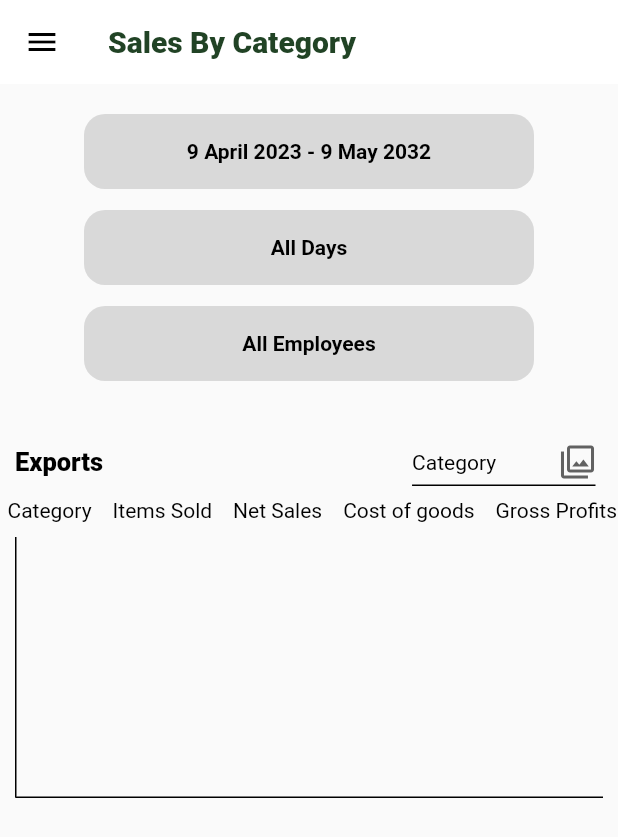
After one commit to fwdAndroid/loyverse, a Flutter app: the SalesByCategory screen opened directly, on a phone screen of 412 x 824 dp. The commit adds this screen. Shown: the top 837 px of the screen. Run offline on Flutter 3.47's test engine with Material 2 defaults, Android fonts, the phone set to English and light mode, and no system bars; drawn by our look-alikes of fl_chart.

Commit message:
Category Done

```diff
--- /dev/null
+++ b/lib/dashbaord/sales/sales_by_category.dart
@@ -0,0 +1,326 @@
+import 'package:fl_chart/fl_chart.dart';
+import 'package:flutter/material.dart';
+import 'package:flutter/src/widgets/framework.dart';
+import 'package:flutter/src/widgets/placeholder.dart';
+import 'package:loyverse/widgets/my_drawer.dart';
+
+class SalesByCategory extends StatefulWidget {
+  const SalesByCategory({super.key});
+
+  @override
+  State<SalesByCategory> createState() => _SalesByCategoryState();
+}
+
+class _SalesByCategoryState extends State<SalesByCategory> {
+  List<String> barlist = <String>['Area', 'Bar'];
+  List<String> hrsList = <String>[
+    'Hours',
+    'Days',
+    'Weeks',
+    "Months",
+    "Quaters",
+    "Years"
+  ];
+  List<String> exportList = <String>[
+    'Gross Sales',
+    'Refunds',
+    'Discounts',
+    "Net Sales",
+    "Cost of goods",
+    "Margin",
+    "Taxes",
+  ];
+
+  List<String> displayList = <String>[
+    'Category',
+    "Items Sold",
+    "Gross Sales",
+    "Items Refunded",
+    "Refunds",
+    "Discounts",
+    "Net Sales",
+    "Cost of goods",
+    "Gross Profits",
+    "Margin",
+    "Taxes"
+  ];
+
+  String dropdownValue = "Area";
+  String dropdown = "Hours";
+  String drop = "Gross Sales";
+  String items = "Category";
+
+  @override
+  Widget build(BuildContext context) {
+    return Scaffold(
+      appBar: AppBar(
+        iconTheme: IconThemeData(color: Colors.black),
+        title: Text(
+          "Sales By Category",
+          style: TextStyle(
+              color: Color(0xff214325),
+              fontSize: 20,
+              fontWeight: FontWeight.w800),
+        ),
+        elevation: 0,
+        backgroundColor: Colors.white,
+      ),
+      drawer: MyDrawer(),
+      body: SingleChildScrollView(
+        child: Column(
+          crossAxisAlignment: CrossAxisAlignment.start,
+          children: [
+            SizedBox(
+              height: 20,
+            ),
+            Center(
+              child: Container(
+                decoration: BoxDecoration(
+                    color: Color(0xffD9D9D9),
+                    borderRadius: BorderRadius.circular(14)),
+                width: 300,
+                height: 50,
+                child: Center(
+                  child: Text(
+                    "9 April 2023 - 9 May 2032",
+                    style: TextStyle(
+                        fontSize: 14,
+                        color: Colors.black,
+                        fontWeight: FontWeight.w600),
+                    textAlign: TextAlign.center,
+                  ),
+                ),
+              ),
+            ),
+            SizedBox(
+              height: 14,
+            ),
+            Center(
+              child: Container(
+                decoration: BoxDecoration(
+                    color: Color(0xffD9D9D9),
+                    borderRadius: BorderRadius.circular(14)),
+                width: 300,
+                height: 50,
+                child: Center(
+                  child: Text(
+                    "All Days",
+                    style: TextStyle(
+                        fontSize: 14,
+                        color: Colors.black,
+                        fontWeight: FontWeight.w600),
+                    textAlign: TextAlign.center,
+                  ),
+                ),
+              ),
+            ),
+            SizedBox(
+              height: 14,
+            ),
+            Center(
+              child: Container(
+                decoration: BoxDecoration(
+                    color: Color(0xffD9D9D9),
+                    borderRadius: BorderRadius.circular(14)),
+                width: 300,
+                height: 50,
+                child: Center(
+                  child: Text(
+                    "All Employees",
+                    style: TextStyle(
+                        fontSize: 14,
+                        color: Colors.black,
+                        fontWeight: FontWeight.w600),
+                    textAlign: TextAlign.center,
+                  ),
+                ),
+              ),
+            ),
+            SizedBox(
+              height: 20,
+            ),
+            Container(
+              margin: EdgeInsets.only(left: 10, right: 10, top: 10),
+              child: Row(
+                children: [
+                  Text(
+                    "Exports",
+                    style: TextStyle(
+                        color: Colors.black,
+                        fontSize: 17,
+                        fontWeight: FontWeight.w900),
+                  ),
+                  Spacer(),
+                  DropdownButton<String>(
+                    value: items,
+                    icon: const Icon(Icons.filter),
+                    elevation: 0,
+                    style: const TextStyle(color: Colors.black),
+                    underline: Container(
+                      height: 1,
+                      color: Colors.black,
+                    ),
+                    onChanged: (String? value) {
+                      // This is called when the user selects an item.
+                      setState(() {
+                        items = value!;
+                      });
+                    },
+                    items: displayList
+                        .map<DropdownMenuItem<String>>((String value) {
+                      return DropdownMenuItem<String>(
+                        value: value,
+                        child: Text(value),
+                      );
+                    }).toList(),
+                  ),
+                  SizedBox(
+                    width: 5,
+                  ),
+                ],
+              ),
+            ),
+            SingleChildScrollView(
+              scrollDirection: Axis.horizontal,
+              child: Container(
+                margin: EdgeInsets.only(left: 5, right: 5),
+                child: Row(
+                  mainAxisAlignment: MainAxisAlignment.center,
+                  children: [
+                    Column(
+                      children: [
+                        Text(
+                          "Category",
+                          style: TextStyle(
+                              color: Colors.black,
+                              fontSize: 14,
+                              fontWeight: FontWeight.w400),
+                        ),
+                      ],
+                    ),
+                    SizedBox(
+                      width: 14,
+                    ),
+                    Column(
+                      children: [
+                        Text(
+                          "Items Sold",
+                          style: TextStyle(
+                              color: Colors.black,
+                              fontSize: 14,
+                              fontWeight: FontWeight.w400),
+                        ),
+                      ],
+                    ),
+                    SizedBox(
+                      width: 14,
+                    ),
+                    Column(
+                      children: [
+                        Text(
+                          "Net Sales",
+                          style: TextStyle(
+                              color: Colors.black,
+                              fontSize: 14,
+                              fontWeight: FontWeight.w400),
+                        ),
+                      ],
+                    ),
+                    SizedBox(
+                      width: 14,
+                    ),
+                    Column(
+                      children: [
+                        Text(
+                          "Cost of goods",
+                          style: TextStyle(
+                              color: Colors.black,
+                              fontSize: 14,
+                              fontWeight: FontWeight.w400),
+                        ),
+                      ],
+                    ),
+                    SizedBox(
+                      width: 14,
+                    ),
+                    Column(
+                      children: [
+                        Text(
+                          "Gross Profits",
+                          style: TextStyle(
+                              color: Colors.black,
+                              fontSize: 14,
+                              fontWeight: FontWeight.w400),
+                        ),
+                      ],
+                    ),
+                  ],
+                ),
+              ),
+            ),
+            Container(
+              margin: EdgeInsets.only(left: 10, right: 10, top: 10),
+              child: AspectRatio(
+                aspectRatio: 2,
+                child: BarChart(
+                  BarChartData(
+                    barGroups: ([
+                      BarChartGroupData(
+                        x: 12,
+                      ),
+                      BarChartGroupData(x: 34)
+                    ]),
+                    borderData: FlBorderData(
+                        border: const Border(
+                            bottom: BorderSide(), left: BorderSide())),
+                    gridData: FlGridData(show: false),
+                    titlesData: FlTitlesData(
+                      bottomTitles: AxisTitles(sideTitles: _bottomTitles),
+                      leftTitles:
+                          AxisTitles(sideTitles: SideTitles(showTitles: false)),
+                      topTitles:
+                          AxisTitles(sideTitles: SideTitles(showTitles: false)),
+                      rightTitles:
+                          AxisTitles(sideTitles: SideTitles(showTitles: false)),
+                    ),
+                  ),
+                ),
+              ),
+            ),
+          ],
+        ),
+      ),
+    );
+  }
+
+  // List<BarChartGroupData> _chartGroups() {}
+
+  SideTitles get _bottomTitles => SideTitles(
+        showTitles: true,
+        getTitlesWidget: (value, meta) {
+          String text = '';
+          switch (value.toInt()) {
+            case 0:
+              text = 'Jan';
+              break;
+            case 2:
+              text = 'Mar';
+              break;
+            case 4:
+              text = 'May';
+              break;
+            case 6:
+              text = 'Jul';
+              break;
+            case 8:
+              text = 'Sep';
+              break;
+            case 10:
+              text = 'Nov';
+              break;
+          }
+
+          return Text(text);
+        },
+      );
+}
--- a/lib/widgets/my_drawer.dart
+++ b/lib/widgets/my_drawer.dart
@@ -6,6 +6,7 @@ import 'package:loyverse/dashbaord/inventory_supplies/inventory_history.dart';
 import 'package:loyverse/dashbaord/inventory_supplies/supply_main_screen.dart';
 import 'package:loyverse/dashbaord/productions/production_main_screen.dart';
 import 'package:loyverse/dashbaord/purchase_order/purchase_order.dart';
+import 'package:loyverse/dashbaord/sales/sales_by_category.dart';
 import 'package:loyverse/dashbaord/sales/sales_by_items.dart';
 import 'package:loyverse/dashbaord/sales/sales_summary.dart';
 import 'package:loyverse/dashbaord/transfer_orders/transfer_order_main_screen.dart';
@@ -53,6 +54,12 @@ class _MyDrawerState extends State<MyDrawer> {
                 title: Text("Sales by Item"),
               ),
               ListTile(
+                onTap: () {
+                  Navigator.push(
+                      context,
+                      MaterialPageRoute(
+                          builder: (builder) => SalesByCategory()));
+                },
                 title: Text("Sales by category"),
               ),
               ListTile(
```
